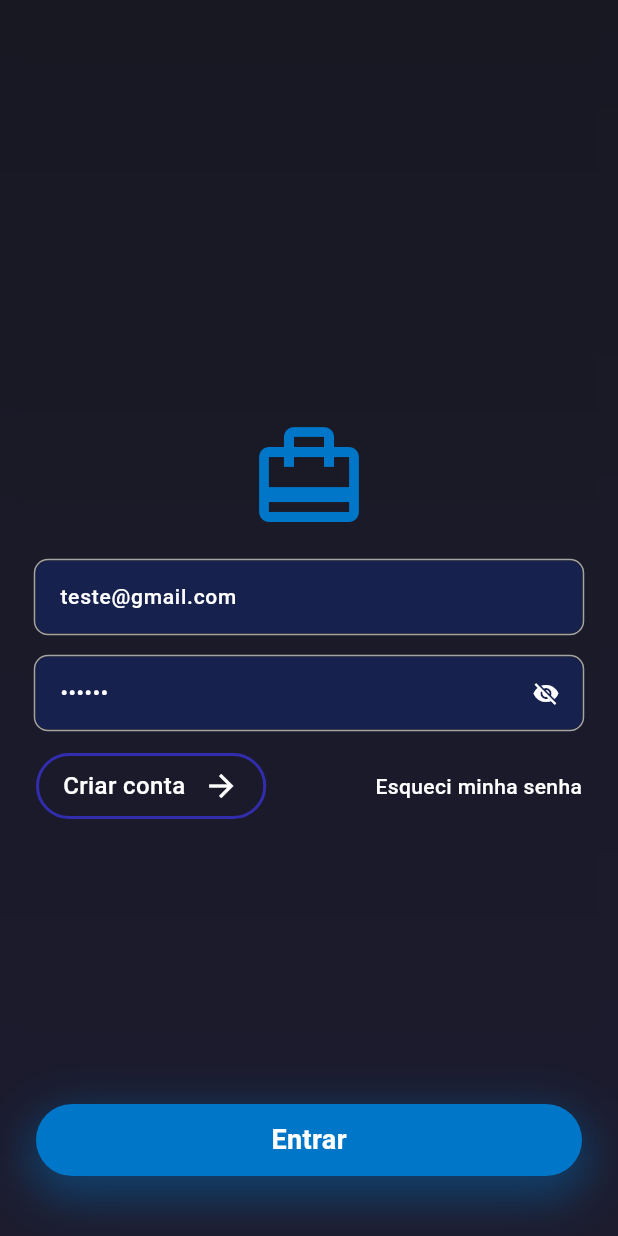
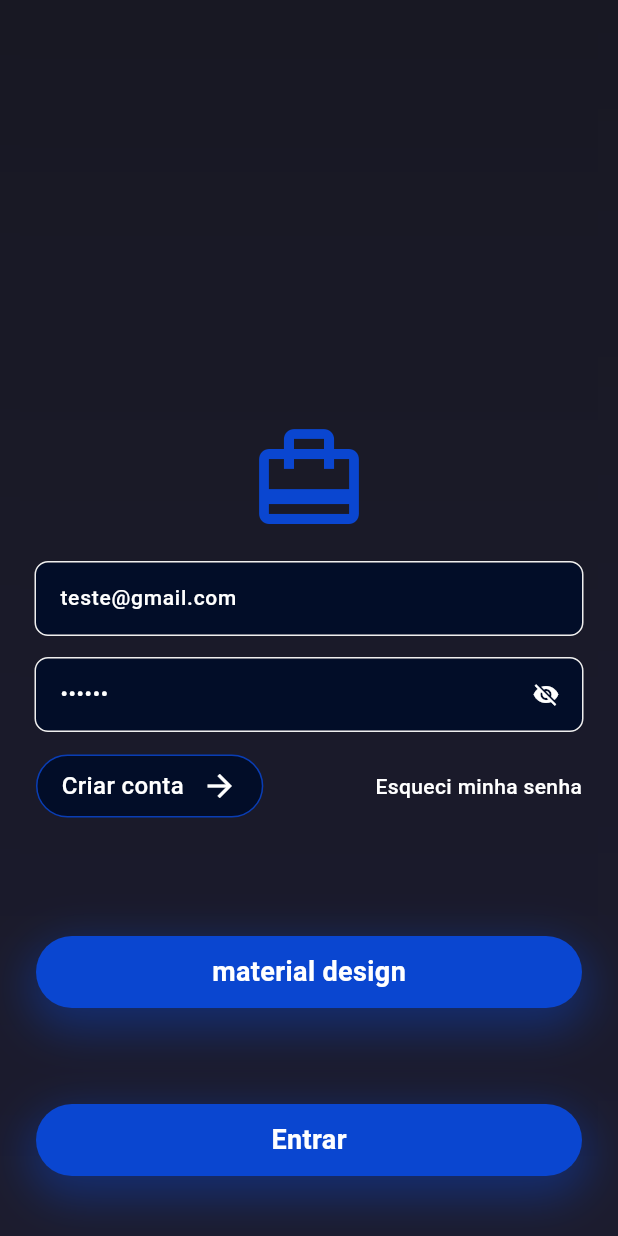
Before and after one commit to FelipeLemosBellini/tcc_heranca, a Flutter app: the screen it shows after launch, on a phone screen of 412 x 824 dp. Run offline on Flutter 3.47's test engine with Material 3 defaults, Android fonts, the phone set to English and light mode, and no system bars; our stand-ins replace cloud_firestore, device_preview, firebase_auth, firebase_core, fpdart, get_it and 2 more; accounts and stored records are empty; Roboto replaces fonts that are missing (Tektur).

Commit message:
add colors

```diff
--- a/lib/app_widget.dart
+++ b/lib/app_widget.dart
@@ -1,6 +1,8 @@
 import 'package:flutter/material.dart';
+import 'package:google_fonts/google_fonts.dart';
 import 'package:tcc/core/routers/routers.dart';
 import 'package:tcc/ui/helpers/app_colors.dart';
+import 'package:tcc/ui/helpers/app_fonts.dart';
 
 class MyApp extends StatelessWidget {
   const MyApp({super.key});
@@ -10,9 +12,24 @@ class MyApp extends StatelessWidget {
     return MaterialApp.router(
       debugShowCheckedModeBanner: false,
       theme: ThemeData(
+        useMaterial3: true,
         brightness: Brightness.dark,
-        scaffoldBackgroundColor: AppColors.background,
-        useMaterial3: true,
+        scaffoldBackgroundColor: AppColors.primary7,
+        primaryColor: AppColors.primary,
+        indicatorColor: AppColors.primary,
+        dividerTheme: DividerThemeData(
+          endIndent: 1,
+          indent: 1,
+          space: 1,
+          thickness: 1,
+          color: AppColors.gray,
+        ),
+        navigationBarTheme: NavigationBarThemeData(
+          surfaceTintColor: Colors.black,
+          backgroundColor: AppColors.primary5,
+          elevation: 1,
+          indicatorColor: AppColors.primary2,
+        ),
         textSelectionTheme: TextSelectionThemeData(
           cursorColor: Colors.white,
           selectionColor: AppColors.primary,
--- a/lib/ui/features/login/login_view.dart
+++ b/lib/ui/features/login/login_view.dart
@@ -37,12 +37,12 @@ class _LoginViewState extends State<LoginView> {
     passwordController.text = "123456";
   }
 
-
   @override
   Widget build(BuildContext context) {
     return ListenableBuilder(
       listenable: controller,
-      builder: (_, __) => LoadingAndAlertOverlayWidget(
+      builder:
+          (_, __) => LoadingAndAlertOverlayWidget(
             isLoading: controller.isLoading,
             alertData: controller.alertData,
             child: Scaffold(
@@ -69,11 +69,7 @@ class _LoginViewState extends State<LoginView> {
                       crossAxisAlignment: CrossAxisAlignment.center,
                       mainAxisAlignment: MainAxisAlignment.center,
                       children: [
-                    Icon(
-                      Icons.wallet_travel,
-                      size: 80,
-                      color: AppColors.primary,
-                    ),
+                        Icon(Icons.wallet_travel, size: 80, color: AppColors.primary),
                         const SizedBox(height: 16),
                         TextFieldWidget(
                           hintText: "Digite seu email",
@@ -98,10 +94,7 @@ class _LoginViewState extends State<LoginView> {
                             ),
                             GestureDetector(
                               onTap: () => context.go(RouterApp.forgotPassword),
-                          child: Text(
-                            "Esqueci minha senha",
-                            style: AppFonts.labelMedium,
-                          ),
+                              child: Text("Esqueci minha senha", style: AppFonts.labelMedium),
                             ),
                           ],
                         ),
@@ -110,9 +103,15 @@ class _LoginViewState extends State<LoginView> {
                   ),
                 ],
               ),
-          bottomSheet: ElevatedButtonWidget(
-            onTap: () => login(context),
-            text: "Entrar",
+              bottomSheet: Column(
+                mainAxisSize: MainAxisSize.min,
+                children: [
+                  ElevatedButtonWidget(
+                    onTap: () => context.push(RouterApp.materialDesign),
+                    text: "material design",
+                  ),
+                  ElevatedButtonWidget(onTap: () => login(context), text: "Entrar"),
+                ],
               ),
             ),
           ),
--- a/lib/ui/helpers/app_colors.dart
+++ b/lib/ui/helpers/app_colors.dart
@@ -1,11 +1,44 @@
 import 'package:flutter/animation.dart';
 
 abstract class AppColors {
-  static Color primary = const Color(0xff0076c9);
   static Color secondary = const Color(0xFF37F4FA);
-  static Color disable = const Color(0xFF706D87);
-  static Color lines = const Color(0xFF322DAF);
-  static Color gray = const Color(0xFFA4A4A4);
   static Color background = const Color(0xFF16214D);
   static Color white = const Color(0xFFFFFFFF);
+  static Color black = const Color(0xFF000000);
+
+  //primaryColor theme
+  static Color primary = const Color(0xff0A46D0);
+  static Color primary2 = const Color(0xff093db5);
+  static Color primary3 = const Color(0xff073296);
+  static Color primary4 = const Color(0xff05256e);
+  static Color primary5 = const Color(0xff041c53);
+  static Color primary6 = const Color(0xff03143b);
+  static Color primary7 = const Color(0xff020d28);
+
+  static Color primaryLight = const Color(0xffdde0f4);
+  static Color primaryLight2 = const Color(0xffb4bbe9);
+  static Color primaryLight3 = const Color(0xff7f8ddd);
+  static Color primaryLight4 = const Color(0xff5a6fd7);
+  static Color primaryLight5 = const Color(0xff405dd4);
+  static Color primaryLight6 = const Color(0xff2e52d2);
+
+
+  //errorColor
+  static Color error = const Color(0xfff01f44);
+  static Color error2 = const Color(0xfff01f44);
+
+
+  //primaryColor theme
+  static Color gray = const Color(0xffefefef);
+  static Color gray2 = const Color(0xffd3d3d3);
+  static Color gray3 = const Color(0xffb8b8b8);
+  static Color gray4 = const Color(0xff9c9c9c);
+  static Color gray5 = const Color(0xff808080);
+  static Color gray6 = const Color(0xff646464);
+  static Color gray7 = const Color(0xff474747);
+  static Color gray8 = const Color(0xff2b2b2b);
+  static Color gray9 = const Color(0xff0e0e0e);
+
+  //criar palheta
+  //https://gradients.app/pt/newcolorpalette/0a46d0-fc1818-d32b73-a138a1-e3255d-f01f44-e82355-ec214d-f01f44-ffffff/
 }
--- a/lib/ui/widgets/buttons/elevated_button_widget.dart
+++ b/lib/ui/widgets/buttons/elevated_button_widget.dart
@@ -26,9 +26,9 @@ class ElevatedButtonWidget extends StatelessWidget {
         width: MediaQuery.sizeOf(context).width,
         alignment: Alignment.center,
         decoration: BoxDecoration(
-          color: inverterColor ? AppColors.background : AppColors.primary,
+          color: inverterColor ? AppColors.primary7 : AppColors.primary,
           borderRadius: BorderRadius.circular(30),
-          border: inverterColor ? Border.all(color: AppColors.lines, width: 2) : null,
+          border: inverterColor ? Border.all(color: AppColors.primary2, width: 2) : null,
           boxShadow: [
             BoxShadow(
               color: AppColors.primary.withOpacity(0.4), // Sombra mais definida
--- a/lib/ui/widgets/buttons/pill_button_widget.dart
+++ b/lib/ui/widgets/buttons/pill_button_widget.dart
@@ -17,14 +17,15 @@ class PillButtonWidget extends StatelessWidget {
   @override
   Widget build(BuildContext context) {
     return InkWell(
-      hoverColor: AppColors.primary,
-      splashColor: AppColors.primary,
+      hoverColor: AppColors.primary4,
+      splashColor: AppColors.primary4,
       borderRadius: const BorderRadius.all(Radius.circular(100)),
       onTap: () => onTap.call(),
       child: Container(
         decoration: BoxDecoration(
+          color: AppColors.primary7,
           borderRadius: const BorderRadius.all(Radius.circular(100)),
-          border: Border.all(color: AppColors.lines, width: 2),
+          border: Border.all(color: AppColors.primary2, width: 1),
         ),
         padding: const EdgeInsets.symmetric(horizontal: 16, vertical: 8),
         child: Row(
--- a/lib/ui/widgets/text_field_widget.dart
+++ b/lib/ui/widgets/text_field_widget.dart
@@ -52,7 +52,7 @@ class _TextFieldWidgetState extends State<TextFieldWidget> {
       padding: widget.padding ?? EdgeInsets.zero,
       child: Container(
         decoration: BoxDecoration(
-          color: AppColors.background,
+          color: AppColors.primary7,
           borderRadius: BorderRadius.all(Radius.circular(8)),
           boxShadow:
               !widget.focusNode.hasFocus
@@ -74,34 +74,34 @@ class _TextFieldWidgetState extends State<TextFieldWidget> {
           onTapOutside: (_) => FocusScope.of(context).unfocus(),
           style: AppFonts.labelMedium,
           decoration: InputDecoration(
-            fillColor: AppColors.background,
+            fillColor: AppColors.primary7,
             alignLabelWithHint: true,
             hintText: widget.hintText,
             hintStyle: AppFonts.labelMedium.copyWith(
-              color: widget.focusNode.hasFocus ? AppColors.disable : Colors.white60,
+              color: widget.focusNode.hasFocus ? AppColors.gray4 : AppColors.white,
             ),
             disabledBorder: OutlineInputBorder(
               borderRadius: BorderRadius.all(Radius.circular(8)),
-              borderSide: BorderSide(strokeAlign: 2, color: AppColors.gray, width: 2),
+              borderSide: BorderSide(strokeAlign: 1, color: AppColors.gray7, width: 1),
             ),
             enabledBorder: OutlineInputBorder(
               borderRadius: BorderRadius.all(Radius.circular(8)),
-              borderSide: BorderSide(strokeAlign: 2, color: AppColors.gray, width: 1),
+              borderSide: BorderSide(strokeAlign: 1, color: AppColors.gray, width: 1),
             ),
             border: OutlineInputBorder(
               borderRadius: BorderRadius.all(Radius.circular(8)),
-              borderSide: BorderSide(strokeAlign: 2, color: AppColors.lines, width: 2),
+              borderSide: BorderSide(strokeAlign: 1, color: AppColors.primary2, width: 1),
             ),
             focusedBorder: OutlineInputBorder(
               borderRadius: BorderRadius.all(Radius.circular(8)),
               borderSide: BorderSide(
-                strokeAlign: 2,
+                strokeAlign: 1,
                 style: BorderStyle.solid,
-                color: AppColors.lines,
-                width: 2,
+                color: AppColors.primary2,
+                width: 1,
               ),
             ),
-            focusColor: AppColors.lines,
+            focusColor: AppColors.primary2,
             isDense: true,
             suffixIcon: Visibility(
               visible: widget.obscureText,
```
Also changed, not shown: lib/core/routers/routers.dart (+17 -17 lines), lib/ui/features/home/home_view.dart (+23 -30 lines), lib/ui/widgets/app_bars/app_bar_home_widget.dart (+8 -4 lines), lib/ui/widgets/bottom_navigation/bottom_navigation_bar_home_widget.dart (added, +31 -0 lines), lib/ui/widgets/material_widgets/material_design_view.dart (+11 -0 lines). Lines whose indentation alone changed are shown as unchanged.
